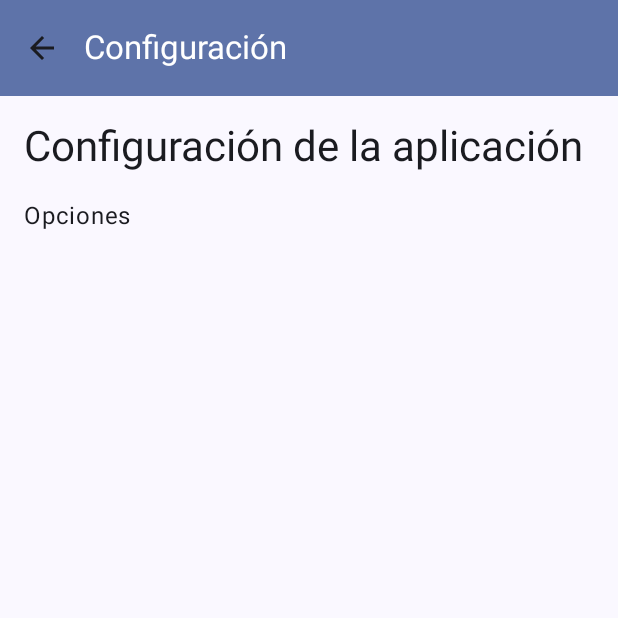
After one commit to italo-huillca/Guardian, an Android app built with Jetpack Compose: the composable SettingsScreen shown on its own in the app's theme, on a phone screen of 412 x 824 dp, the top half of it. The commit adds this screen. Run offline under Robolectric (Android 15) with nearby library versions, the phone set to English and light mode, and no system bars; 2 statements that could not run were skipped.

Commit message:
feat: agregar pantallas de Configuración, Notificaciones y Historial, y actualizar navegación en la aplicación

```diff
--- /dev/null
+++ b/app/src/main/java/com/midam/guardian/presentation/screen/settings/SettingsScreen.kt
@@ -0,0 +1,49 @@
+package com.midam.guardian.presentation.screen.settings
+
+import androidx.compose.foundation.layout.*
+import androidx.compose.material.icons.Icons
+import androidx.compose.material.icons.filled.ArrowBack
+import androidx.compose.material3.*
+import androidx.compose.runtime.*
+import androidx.compose.ui.Modifier
+import androidx.compose.ui.unit.dp
+
+@OptIn(ExperimentalMaterial3Api::class)
+@Composable
+fun SettingsScreen(
+    onNavigateBack: () -> Unit
+) {
+    Scaffold(
+        topBar = {
+            TopAppBar(
+                title = { Text("Configuración") },
+                navigationIcon = {
+                    IconButton(onClick = onNavigateBack) {
+                        Icon(Icons.Default.ArrowBack, contentDescription = "Volver")
+                    }
+                },
+                colors = TopAppBarDefaults.mediumTopAppBarColors(
+                    containerColor = MaterialTheme.colorScheme.primaryContainer,
+                    titleContentColor = MaterialTheme.colorScheme.onPrimaryContainer
+                )
+            )
+        }
+    ) { paddingValues ->
+        Column(
+            modifier = Modifier
+                .fillMaxSize()
+                .padding(paddingValues)
+                .padding(16.dp)
+        ) {
+            Text(
+                text = "Configuración de la aplicación",
+                style = MaterialTheme.typography.headlineMedium
+            )
+            Spacer(modifier = Modifier.height(16.dp))
+            Text(
+                text = "Opciones",
+                style = MaterialTheme.typography.bodyLarge
+            )
+        }
+    }
+}
```
Also changed, not shown: app/src/main/java/com/midam/guardian/presentation/navigation/AppNavigation.kt (+20 -5 lines), app/src/main/java/com/midam/guardian/presentation/navigation/AppScreens.kt (+10 -0 lines), app/src/main/java/com/midam/guardian/presentation/screen/history/HistoryScreen.kt (added, +29 -0 lines), app/src/main/java/com/midam/guardian/presentation/screen/safezones/SafeZonesScreen.kt (added, +29 -0 lines).
